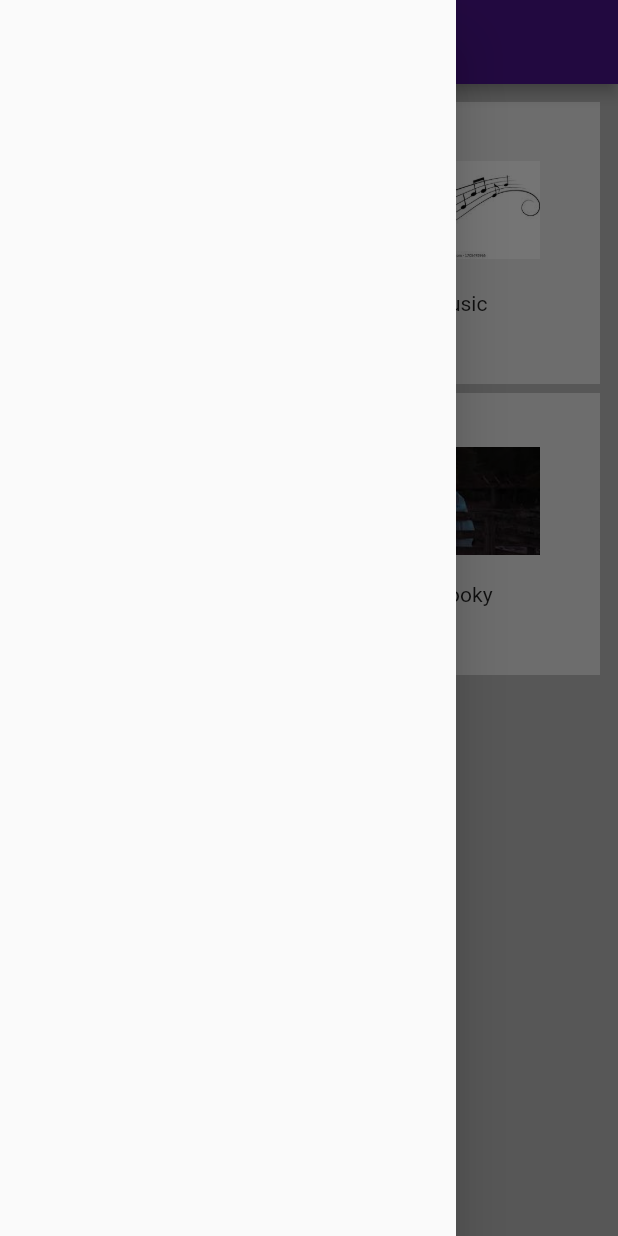
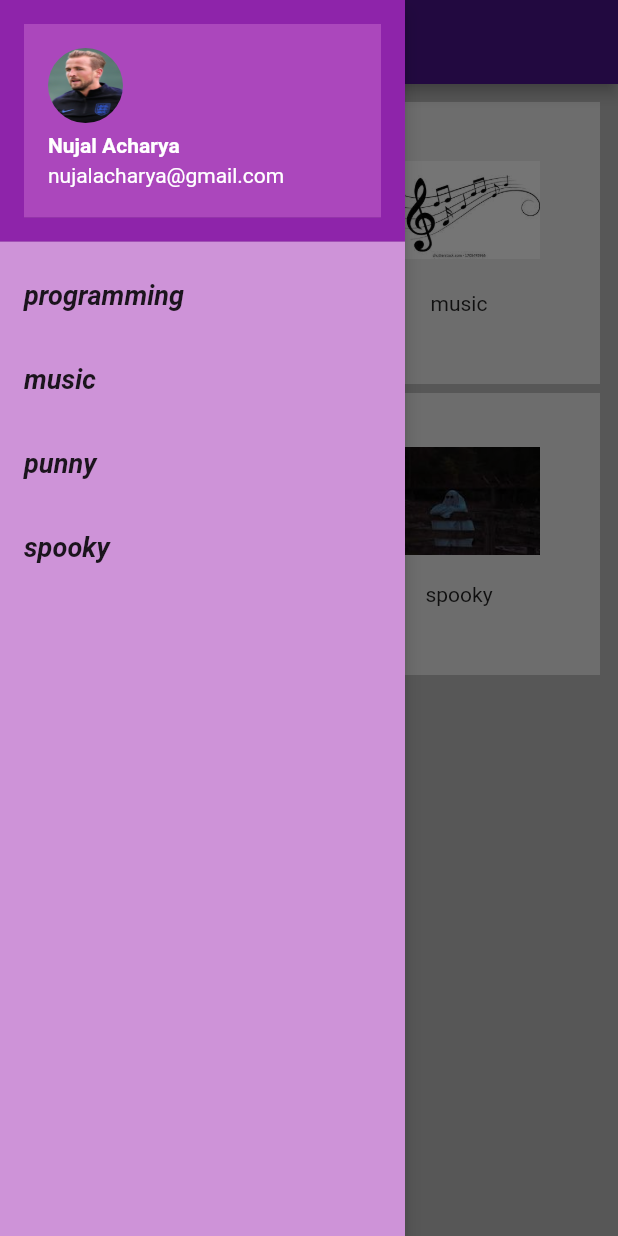
Before and after one commit to nujal/api_session, a Flutter app: the screen it shows after launch, with the side drawer open, on a phone screen of 412 x 824 dp. Run offline on Flutter 3.47's test engine with Material 2 defaults, Android fonts, the phone set to English and light mode, and no system bars.

Commit message:
added drawer

```diff
--- a/lib/assetPath.dart
+++ b/lib/assetPath.dart
@@ -1,5 +1,3 @@
-import 'package:flutter/widgets.dart';
-
 class AssetPath {
   static const String programming = "assets/images/programming.jpeg";
   static const String musically = "assets/images/music.jpeg";
--- /dev/null
+++ b/lib/drawer.dart
@@ -0,0 +1,98 @@
+import 'package:flutter/material.dart';
+import 'package:jokes_api/pages/music_page.dart';
+import 'package:jokes_api/pages/program_page.dart';
+import 'package:jokes_api/pages/pun_page.dart';
+import 'package:jokes_api/pages/spooky_page.dart';
+
+class DrawerWidget extends StatelessWidget {
+  const DrawerWidget({Key? key}) : super(key: key);
+
+  @override
+  Widget build(BuildContext context) {
+    return Drawer(
+      width: 270,
+      backgroundColor: Colors.purple[200],
+      elevation: 5.0,
+      child: ListView(
+        padding: EdgeInsets.all(0.0),
+        children: [
+          DrawerHeader(
+            decoration: BoxDecoration(
+              color: Colors.purple[600],
+            ),
+            child: UserAccountsDrawerHeader(
+              decoration: BoxDecoration(
+                color: Colors.purple[400],
+              ),
+              accountName: Text(
+                'Nujal Acharya',
+                style: TextStyle(fontWeight: FontWeight.bold),
+              ),
+              accountEmail: Text('nujalacharya@gmail.com'),
+              currentAccountPictureSize: Size.square(50),
+              currentAccountPicture: ClipRRect(
+                borderRadius: BorderRadius.circular(30.0),
+                child: Image.asset(
+                  'assets/images/harry.jpg',
+                  fit: BoxFit.fill,
+                ),
+              ),
+            ),
+          ),
+          ListTile(
+            title: Text(
+              'programming',
+              style: TextStyle(
+                  fontWeight: FontWeight.bold,
+                  fontStyle: FontStyle.italic,
+                  fontSize: 18.0),
+            ),
+            onTap: () {
+              Navigator.push(context,
+                  MaterialPageRoute(builder: (context) => const ProgramPage()));
+            },
+          ),
+          ListTile(
+            title: Text(
+              'music',
+              style: TextStyle(
+                  fontWeight: FontWeight.bold,
+                  fontStyle: FontStyle.italic,
+                  fontSize: 18.0),
+            ),
+            onTap: () {
+              Navigator.push(context,
+                  MaterialPageRoute(builder: (context) => const MusicPage()));
+            },
+          ),
+          ListTile(
+            title: Text(
+              'punny',
+              style: TextStyle(
+                  fontWeight: FontWeight.bold,
+                  fontStyle: FontStyle.italic,
+                  fontSize: 18.0),
+            ),
+            onTap: () {
+              Navigator.push(context,
+                  MaterialPageRoute(builder: (context) => const PunPage()));
+            },
+          ),
+          ListTile(
+            title: Text(
+              'spooky',
+              style: TextStyle(
+                  fontWeight: FontWeight.bold,
+                  fontStyle: FontStyle.italic,
+                  fontSize: 18.0),
+            ),
+            onTap: () {
+              Navigator.push(context,
+                  MaterialPageRoute(builder: (context) => const SpookyPage()));
+            },
+          ),
+        ],
+      ),
+    );
+  }
+}
--- a/lib/home_page.dart
+++ b/lib/home_page.dart
@@ -1,5 +1,6 @@
 import 'package:flutter/material.dart';
 import 'package:jokes_api/assetPath.dart';
+import 'package:jokes_api/drawer.dart';
 import 'package:jokes_api/pages/music_page.dart';
 import 'package:jokes_api/pages/program_page.dart';
 import 'package:jokes_api/pages/models/pages_model.dart';
@@ -40,19 +41,21 @@ class HomeScreen extends StatelessWidget {
   @override
   Widget build(BuildContext context) {
     return Scaffold(
-      drawer: Drawer(),
+      drawer: DrawerWidget(),
+      // drawer: const Drawer(),
+
       backgroundColor: Colors.grey[400],
       appBar: AppBar(
         // automaticallyImplyLeading: false,
-        title: Text('Jokes API'),
+        title: const Text('Jokes API'),
         centerTitle: true,
         backgroundColor: Colors.purple[900],
       ),
       body: Container(
-        padding: EdgeInsets.all(12.0),
+        padding: const EdgeInsets.all(12.0),
         child: GridView.builder(
           itemCount: pages.length,
-          gridDelegate: SliverGridDelegateWithFixedCrossAxisCount(
+          gridDelegate: const SliverGridDelegateWithFixedCrossAxisCount(
             crossAxisCount: 2,
             mainAxisSpacing: 6.0,
             crossAxisSpacing: 12.0,
@@ -69,7 +72,7 @@ class HomeScreen extends StatelessWidget {
                 },
                 child: Container(
                     color: Colors.grey[200],
-                    padding: EdgeInsets.all(18),
+                    padding: const EdgeInsets.all(18),
                     child: Column(
                       children: [
                         Image.asset(
--- a/lib/pages/models/music_model.dart
+++ b/lib/pages/models/music_model.dart
@@ -26,14 +26,14 @@ class MusicJokeModel {
     type = json['type'];
     setup = json['setup'] ?? '';
     delivery = json['delivery'] ?? json["joke"];
-    flags = json['flags'] != null ? new Flags.fromJson(json['flags']) : null;
+    flags = json['flags'] != null ? Flags.fromJson(json['flags']) : null;
     id = json['id'];
     safe = json['safe'];
     lang = json['lang'];
   }
 
   Map<String, dynamic> toJson() {
-    final Map<String, dynamic> data = new Map<String, dynamic>();
+    final Map<String, dynamic> data = <String, dynamic>{};
     data['error'] = error;
     data['category'] = category;
     data['type'] = type;
@@ -75,7 +75,7 @@ class Flags {
   }
 
   Map<String, dynamic> toJson() {
-    final Map<String, dynamic> data = new Map<String, dynamic>();
+    final Map<String, dynamic> data = <String, dynamic>{};
     data['nsfw'] = nsfw;
     data['religious'] = religious;
     data['political'] = political;
--- a/lib/pages/models/pun_model.dart
+++ b/lib/pages/models/pun_model.dart
@@ -26,14 +26,14 @@ class PunJokeModel {
     type = json['type'];
     setup = json['setup'] ?? '';
     delivery = json['delivery'] ?? json['joke'];
-    flags = json['flags'] != null ? new Flags.fromJson(json['flags']) : null;
+    flags = json['flags'] != null ? Flags.fromJson(json['flags']) : null;
     id = json['id'];
     safe = json['safe'];
     lang = json['lang'];
   }
 
   Map<String, dynamic> toJson() {
-    final Map<String, dynamic> data = new Map<String, dynamic>();
+    final Map<String, dynamic> data = <String, dynamic>{};
     data['error'] = error;
     data['category'] = category;
     data['type'] = type;
@@ -75,7 +75,7 @@ class Flags {
   }
 
   Map<String, dynamic> toJson() {
-    final Map<String, dynamic> data = new Map<String, dynamic>();
+    final Map<String, dynamic> data = <String, dynamic>{};
     data['nsfw'] = nsfw;
     data['religious'] = religious;
     data['political'] = political;
--- a/lib/pages/models/spooky_model.dart
+++ b/lib/pages/models/spooky_model.dart
@@ -26,14 +26,14 @@ class SpookyJokeModel {
     type = json['type'];
     setup = json['setup'] ?? '';
     delivery = json['delivery'] ?? json['joke'];
-    flags = json['flags'] != null ? new Flags.fromJson(json['flags']) : null;
+    flags = json['flags'] != null ? Flags.fromJson(json['flags']) : null;
     safe = json['safe'];
     id = json['id'];
     lang = json['lang'];
   }
 
   Map<String, dynamic> toJson() {
-    final Map<String, dynamic> data = new Map<String, dynamic>();
+    final Map<String, dynamic> data = <String, dynamic>{};
     data['error'] = error;
     data['category'] = category;
     data['type'] = type;
@@ -75,7 +75,7 @@ class Flags {
   }
 
   Map<String, dynamic> toJson() {
-    final Map<String, dynamic> data = new Map<String, dynamic>();
+    final Map<String, dynamic> data = <String, dynamic>{};
     data['nsfw'] = nsfw;
     data['religious'] = religious;
     data['political'] = political;
```
Also changed, not shown: lib/pages/models/program_model.dart (+4 -4 lines), lib/pages/music_page.dart (+5 -4 lines), lib/pages/program_page.dart (+4 -4 lines), lib/pages/pun_page.dart (+5 -4 lines), lib/pages/spooky_page.dart (+5 -4 lines).
